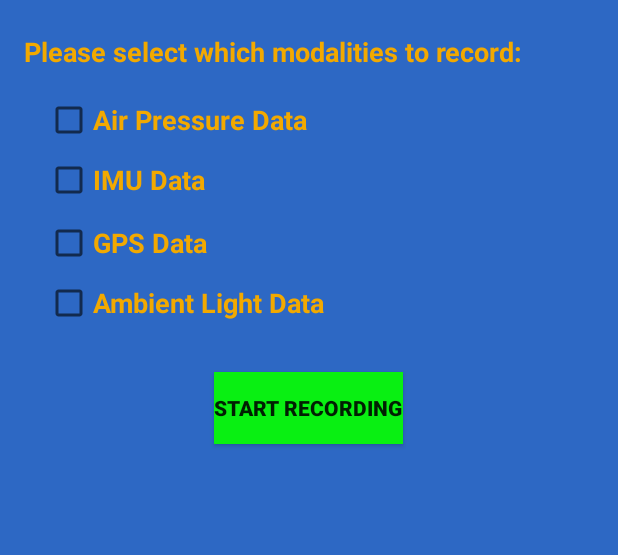
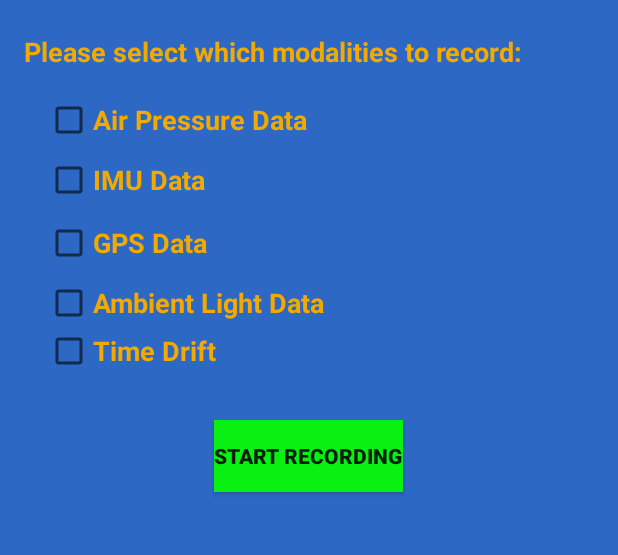
Before and after one commit to nesl/NTPSenseApp, an Android app: the screen it shows after launch (MainActivity), on a phone screen of 412 x 824 dp, the part 181-736 px from its top. Run offline under Robolectric (Android 15) with nearby library versions, the phone set to English and light mode, and no system bars.

Commit message:
Updating to include timestamping to keep track of clock drift

```diff
--- a/app/build.gradle
+++ b/app/build.gradle
@@ -29,4 +29,5 @@ dependencies {
     implementation 'com.google.android.gms:play-services-maps:17.0.0'
     implementation "com.google.android.gms:play-services-location:15.0.1"
     implementation files('libs/jeromq-0.5.3-SNAPSHOT.jar')
+
 }
--- a/app/src/main/java/com/nesl/main/MainActivity.java
+++ b/app/src/main/java/com/nesl/main/MainActivity.java
@@ -66,6 +66,7 @@ public class MainActivity extends AppCompatActivity  {
     private CheckBox cb_imu;
     private CheckBox cb_ambient;
     private CheckBox cb_gps;
+    private CheckBox cb_timeDrift;
 
 
 
@@ -87,6 +88,7 @@ public class MainActivity extends AppCompatActivity  {
         cb_imu = findViewById(R.id.checkBoxIMU);
         cb_ambient = findViewById(R.id.checkBoxAmbient);
         cb_gps = findViewById(R.id.checkBoxGPS);
+        cb_timeDrift = findViewById(R.id.checkBoxDriftRecorder);
 
     }
 
@@ -103,6 +105,7 @@ public class MainActivity extends AppCompatActivity  {
             cb_ambient.setEnabled(false);
             cb_pressure.setEnabled(false);
             cb_gps.setEnabled(false);
+            cb_timeDrift.setEnabled(false);
             pb_Record.setVisibility(View.VISIBLE);
             tv_recordUpdate.setVisibility(View.VISIBLE);
         }
@@ -150,7 +153,7 @@ public class MainActivity extends AppCompatActivity  {
         }
 
         if(!isRecording) {
-            if(cb_imu.isChecked() || cb_pressure.isChecked() || cb_ambient.isChecked() || cb_gps.isChecked()) {
+            if(cb_imu.isChecked() || cb_pressure.isChecked() || cb_ambient.isChecked() || cb_gps.isChecked() || cb_timeDrift.isChecked()) {
 
                 //startService
                 bt_Record.setText("Stop Recording");
@@ -160,6 +163,7 @@ public class MainActivity extends AppCompatActivity  {
                 cb_ambient.setEnabled(false);
                 cb_pressure.setEnabled(false);
                 cb_gps.setEnabled(false);
+                cb_timeDrift.setEnabled(false);
                 pb_Record.setVisibility(View.VISIBLE);
                 tv_recordUpdate.setVisibility(View.VISIBLE);
                 isRecording = true;
@@ -168,6 +172,7 @@ public class MainActivity extends AppCompatActivity  {
                 intent.putExtra("cb_imu", cb_imu.isChecked());
                 intent.putExtra("cb_pressure", cb_pressure.isChecked());
                 intent.putExtra("cb_gps", cb_gps.isChecked());
+                intent.putExtra( "cb_timeDrift", cb_timeDrift.isChecked());
                 ContextCompat.startForegroundService(this, intent);
                 //startService(intent);
             }
@@ -183,6 +188,7 @@ public class MainActivity extends AppCompatActivity  {
             cb_ambient.setEnabled(true);
             cb_pressure.setEnabled(true);
             cb_gps.setEnabled(true);
+            cb_timeDrift.setEnabled(true);
             Intent intent = new Intent(MainActivity.this, SensorRecordService.class);
             stopService(intent);
         }
--- a/app/src/main/java/com/nesl/main/SensorRecordService.java
+++ b/app/src/main/java/com/nesl/main/SensorRecordService.java
@@ -105,6 +105,7 @@ public class SensorRecordService extends Service  implements SensorEventListener
     private Boolean cb_imuIsChecked = false;
     private Boolean cb_AmbientLightIsChecked = false;
     private Boolean cb_gpsIsChecked = false;
+    private Boolean cb_timeDriftIsChecked = false;
 
 
 
@@ -148,6 +149,7 @@ public class SensorRecordService extends Service  implements SensorEventListener
         cb_imuIsChecked = intent.getExtras().getBoolean("cb_imu");
         cb_pressureIsChecked= intent.getExtras().getBoolean("cb_pressure");
         cb_gpsIsChecked = intent.getExtras().getBoolean("cb_gps");
+        cb_timeDriftIsChecked = intent.getExtras().getBoolean("cb_timeDrift");
 
         // Get default sensors
         sensorManager = (SensorManager) getSystemService(Context.SENSOR_SERVICE);
@@ -203,7 +205,7 @@ public class SensorRecordService extends Service  implements SensorEventListener
         //NTP Stuff
         //Starting the GoodClock library
         try{
-            goodClock = new GoodClock();
+            goodClock = new GoodClock(cb_timeDriftIsChecked);
             goodClock.start();
         }
         catch (Exception e)
@@ -383,6 +385,7 @@ public class SensorRecordService extends Service  implements SensorEventListener
                 e.printStackTrace();
             }
         }
+
     }
 
 
--- a/app/src/main/res/layout/activity_main.xml
+++ b/app/src/main/res/layout/activity_main.xml
@@ -11,14 +11,26 @@
         android:id="@+id/checkBoxAmbient"
         android:layout_width="wrap_content"
         android:layout_height="wrap_content"
-        android:layout_marginBottom="30dp"
         android:text="Ambient Light Data"
         android:textColor="#F2A900"
         android:textSize="18sp"
         android:textStyle="bold"
-        app:layout_constraintBottom_toTopOf="@+id/buttonRecord"
+        app:layout_constraintBottom_toTopOf="@id/checkBoxDriftRecorder"
         app:layout_constraintStart_toStartOf="@+id/checkBoxGPS"
         app:layout_constraintTop_toBottomOf="@+id/checkBoxGPS" />
+
+    <CheckBox
+        android:id="@+id/checkBoxDriftRecorder"
+        android:layout_width="wrap_content"
+        android:layout_height="wrap_content"
+        android:layout_marginBottom="30dp"
+        android:text="Time Drift"
+        android:textColor="#F2A900"
+        android:textSize="18sp"
+        android:textStyle="bold"
+        app:layout_constraintBottom_toTopOf="@+id/buttonRecord"
+        app:layout_constraintStart_toStartOf="@id/checkBoxAmbient"
+        app:layout_constraintTop_toBottomOf="@id/checkBoxAmbient" />
 
     <CheckBox
         android:id="@+id/checkBoxGPS"
```
Also changed, not shown: app/src/main/java/com/nesl/ntpclasses/GoodClock.java (+53 -2 lines).
